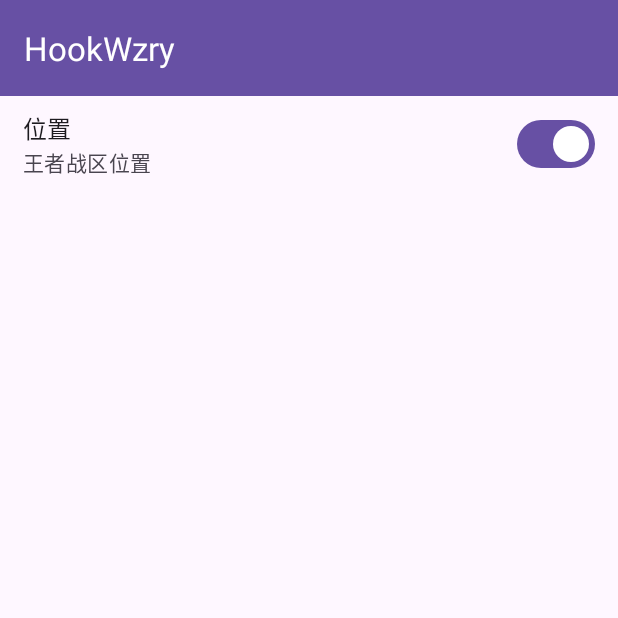
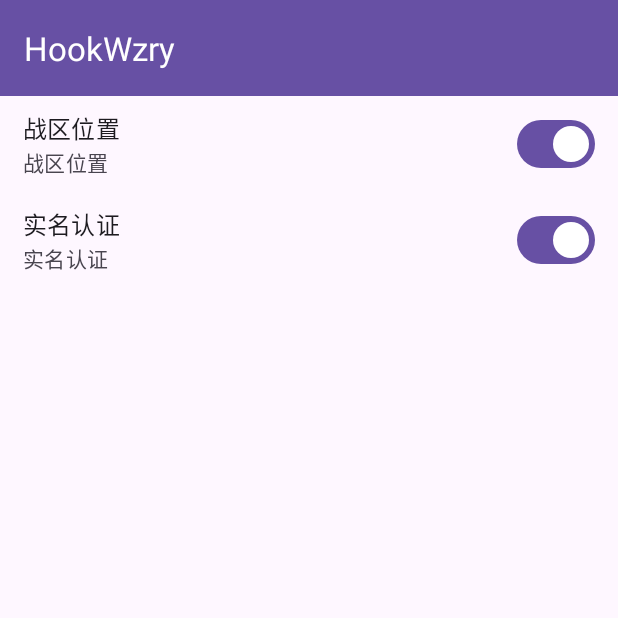
Before and after one commit to HdShare/HookWzry, an Android app: the screen it shows after launch (PrefsActivity), on a phone screen of 412 x 824 dp, the top half of it. Run offline under Robolectric (Android 15) with nearby library versions, the phone set to English and light mode, and no system bars.

```diff
--- a/app/build.gradle
+++ b/app/build.gradle
@@ -12,7 +12,7 @@ android {
         minSdk 26
         targetSdk 34
         versionCode 20240405
-        versionName "1.0.048"
+        versionName "1.0.057"
         buildConfigField 'String', 'TAG', '"HookWzry"'
     }
 
--- a/app/src/main/java/me/hd/hookwzry/hook/HookEntry.kt
+++ b/app/src/main/java/me/hd/hookwzry/hook/HookEntry.kt
@@ -4,7 +4,8 @@ import de.robv.android.xposed.IXposedHookLoadPackage
 import de.robv.android.xposed.XSharedPreferences
 import de.robv.android.xposed.callbacks.XC_LoadPackage
 import me.hd.hookwzry.BuildConfig
-import me.hd.hookwzry.hook.handle.Location
+import me.hd.hookwzry.hook.handle.MapLocation
+import me.hd.hookwzry.hook.handle.RealName
 
 class HookEntry : IXposedHookLoadPackage {
     private val prefs = XSharedPreferences(BuildConfig.APPLICATION_ID, "")
@@ -12,7 +13,8 @@ class HookEntry : IXposedHookLoadPackage {
     override fun handleLoadPackage(lpparam: XC_LoadPackage.LoadPackageParam) {
         when (lpparam.packageName) {
             "com.tencent.tmgp.sgame" -> {
-                Location.handle(prefs, lpparam)
+                MapLocation.handle(prefs, lpparam)
+                RealName.handle(prefs, lpparam)
             }
         }
     }
--- a/app/src/main/res/layout/activity_prefs.xml
+++ b/app/src/main/res/layout/activity_prefs.xml
@@ -25,9 +25,17 @@
             android:layout_width="match_parent"
             android:layout_height="match_parent"
             app:defVal="true"
-            app:key="@string/location_key"
-            app:summary="@string/location_summary"
-            app:title="@string/location_title" />
+            app:key="@string/map_location_key"
+            app:summary="@string/map_location_summary"
+            app:title="@string/map_location_title" />
+
+        <me.hd.hookwzry.ui.prefs.SwitchPrefs
+            android:layout_width="match_parent"
+            android:layout_height="match_parent"
+            app:defVal="true"
+            app:key="@string/real_name_key"
+            app:summary="@string/real_name_summary"
+            app:title="@string/real_name_title" />
     </LinearLayout>
 
 </LinearLayout>
--- a/app/src/main/res/values/strings.xml
+++ b/app/src/main/res/values/strings.xml
@@ -3,8 +3,12 @@
 
     <string name="prefs">配置</string>
 
-    <string name="location_key">location</string>
-    <string name="location_title">位置</string>
-    <string name="location_summary">王者战区位置</string>
+    <string name="map_location_key">MapLocation</string>
+    <string name="map_location_title">战区位置</string>
+    <string name="map_location_summary">战区位置</string>
+
+    <string name="real_name_key">RealName</string>
+    <string name="real_name_title">实名认证</string>
+    <string name="real_name_summary">实名认证</string>
 
 </resources>
```
Also changed, not shown: app/src/main/java/me/hd/hookwzry/hook/handle/MapLocation.kt (renamed from app/src/main/java/me/hd/hookwzry/hook/handle/Location.kt, +7 -7 lines), app/src/main/java/me/hd/hookwzry/hook/handle/RealName.kt (added, +30 -0 lines), app/src/main/java/me/hd/hookwzry/utils/LogUtil.kt (+10 -1 lines).
